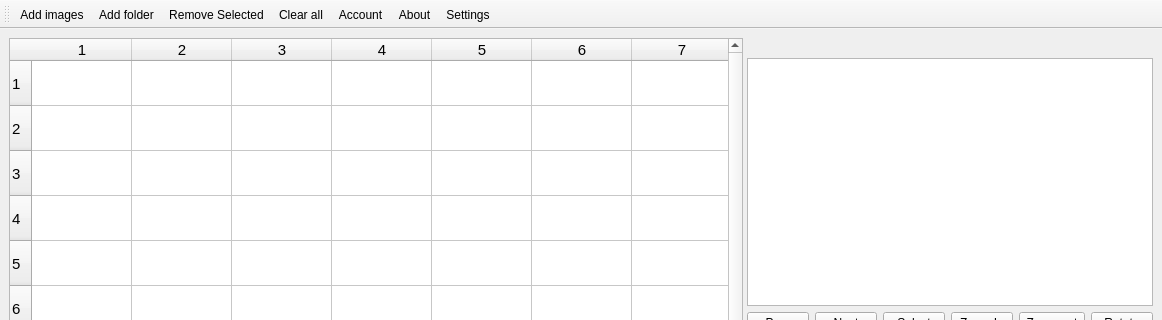
Old version of the form src/jpg2pdf.ui in the repository rishabh3354/JPG2PDF; both pictures show x 0 to 1162 and y 0 to 320 of the 1162 by 702 pixel window.
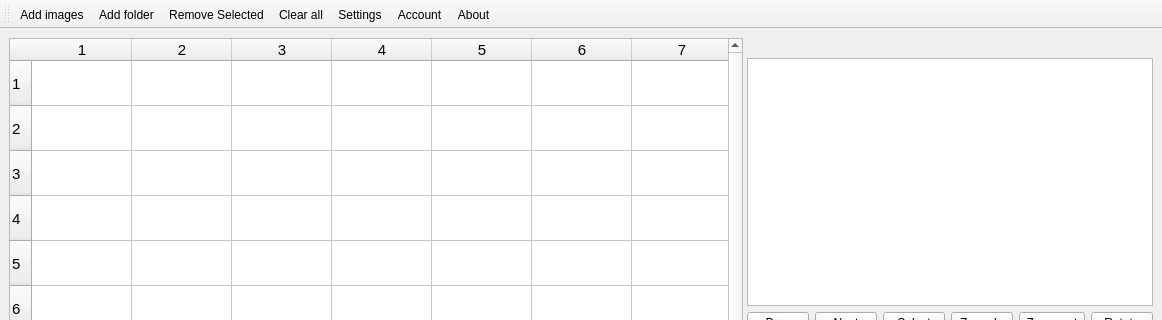
New version of the form.

Diff of the .ui file:
```diff
--- a/src/jpg2pdf.ui
+++ b/src/jpg2pdf.ui
@@ -780,9 +780,9 @@
    <addaction name="actionAdd_folder"/>
    <addaction name="actionRemove_Selected"/>
    <addaction name="actionClear_all"/>
+   <addaction name="actionSettings"/>
    <addaction name="actionAccount"/>
    <addaction name="actionAbout"/>
-   <addaction name="actionSettings"/>
   </widget>
   <action name="actionAdd_image">
    <property name="text">
```
Left out of the diff: 10 changed lines with no effect on the pictures.
